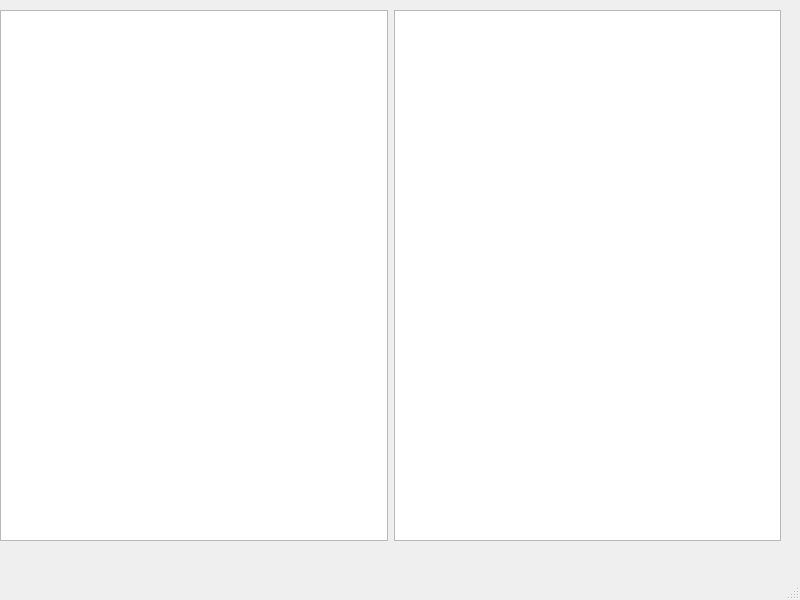
Before: the Qt Designer form Linpop/historywindow.ui in BAKFR/linpop, drawn with Qt 5.
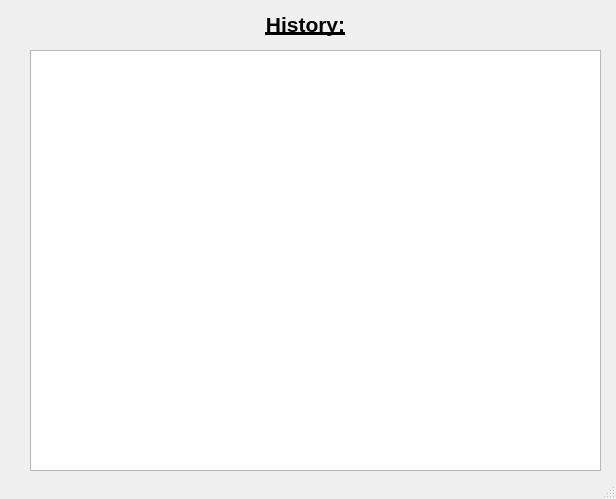
After: the same form once the commit is applied.

```diff
--- a/Linpop/historywindow.ui
+++ b/Linpop/historywindow.ui
@@ -6,55 +6,39 @@
    <rect>
     <x>0</x>
     <y>0</y>
-    <width>800</width>
-    <height>600</height>
+    <width>616</width>
+    <height>499</height>
    </rect>
   </property>
   <property name="windowTitle">
    <string>MainWindow</string>
   </property>
   <widget class="QWidget" name="centralwidget">
-   <widget class="QWidget" name="horizontalLayoutWidget">
+   <widget class="QTextEdit" name="textHistory">
     <property name="geometry">
      <rect>
-      <x>0</x>
-      <y>10</y>
-      <width>781</width>
-      <height>531</height>
+      <x>30</x>
+      <y>50</y>
+      <width>571</width>
+      <height>421</height>
      </rect>
     </property>
-    <layout class="QHBoxLayout" name="horizontalLayout_6">
-     <item>
-      <layout class="QVBoxLayout" name="verticalLayout_3">
-       <property name="leftMargin">
-        <number>0</number>
-       </property>
-       <item>
-        <widget class="QListView" name="listView"/>
-       </item>
-      </layout>
-     </item>
-     <item>
-      <layout class="QVBoxLayout" name="verticalLayout_4">
-       <item>
-        <widget class="QListView" name="listView_2"/>
-       </item>
-      </layout>
-     </item>
-    </layout>
    </widget>
+   <widget class="QLabel" name="label">
+    <property name="geometry">
+     <rect>
+      <x>10</x>
+      <y>9</y>
+      <width>591</width>
+      <height>31</height>
+     </rect>
+    </property>
+    <property name="text">
+     <string>&lt;html&gt;&lt;head/&gt;&lt;body&gt;&lt;p align=&quot;center&quot;&gt;&lt;span style=&quot; font-size:16pt; font-weight:600; text-decoration: underline;&quot;&gt;History:&lt;/span&gt;&lt;/p&gt;&lt;/body&gt;&lt;/html&gt;</string>
+    </property>
+   </widget>
   </widget>
-  <widget class="QMenuBar" name="menubar">
-   <property name="geometry">
-    <rect>
-     <x>0</x>
-     <y>0</y>
-     <width>800</width>
-     <height>25</height>
-    </rect>
-   </property>
-  </widget>
-  <widget class="QStatusBar" name="statusbar"/>
+  <widget class="QStatusBar" name="statusBar"/>
  </widget>
  <resources/>
  <connections/>
```
